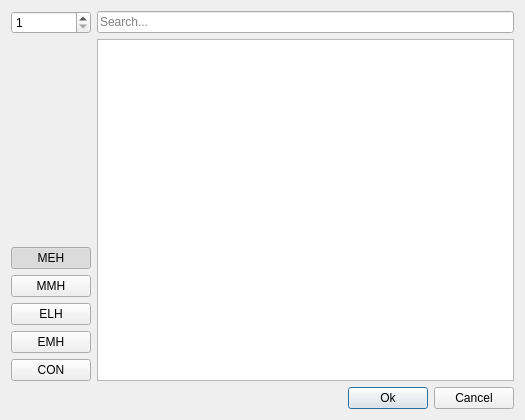
Qt form UIs/ui_hardware_selector.ui (PippoGot/PRJ_Manager_2020) before a commit.
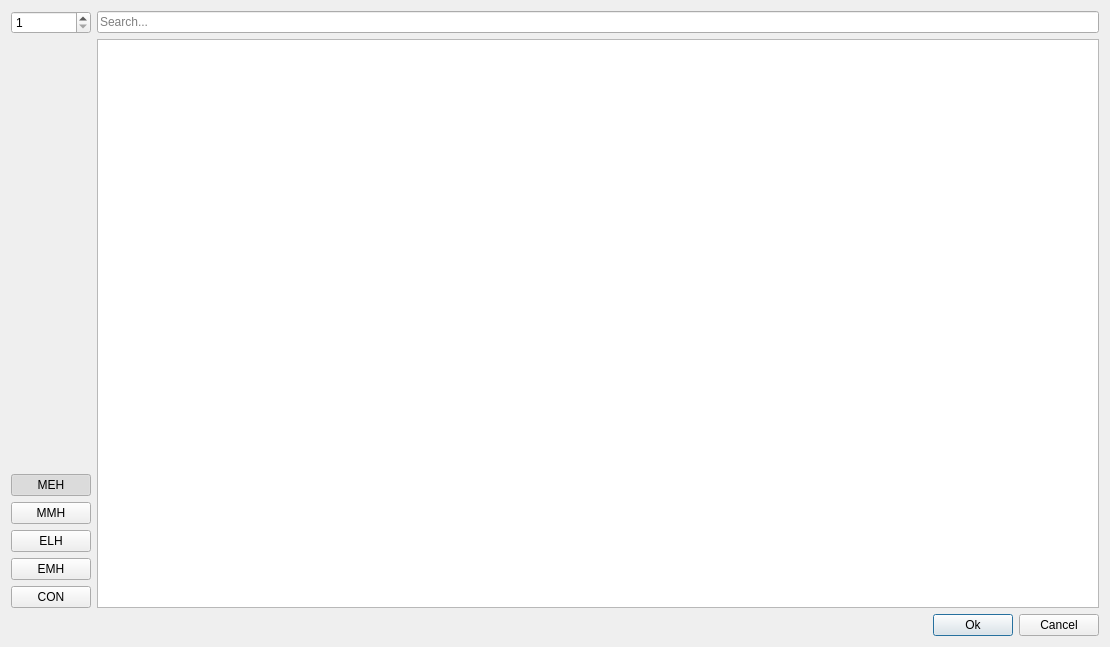
The same form after that commit.

Diff of the .ui file:
```diff
--- a/UIs/ui_hardware_selector.ui
+++ b/UIs/ui_hardware_selector.ui
@@ -9,8 +9,8 @@
    <rect>
     <x>0</x>
     <y>0</y>
-    <width>525</width>
-    <height>420</height>
+    <width>1110</width>
+    <height>647</height>
    </rect>
   </property>
   <property name="windowTitle">
```
